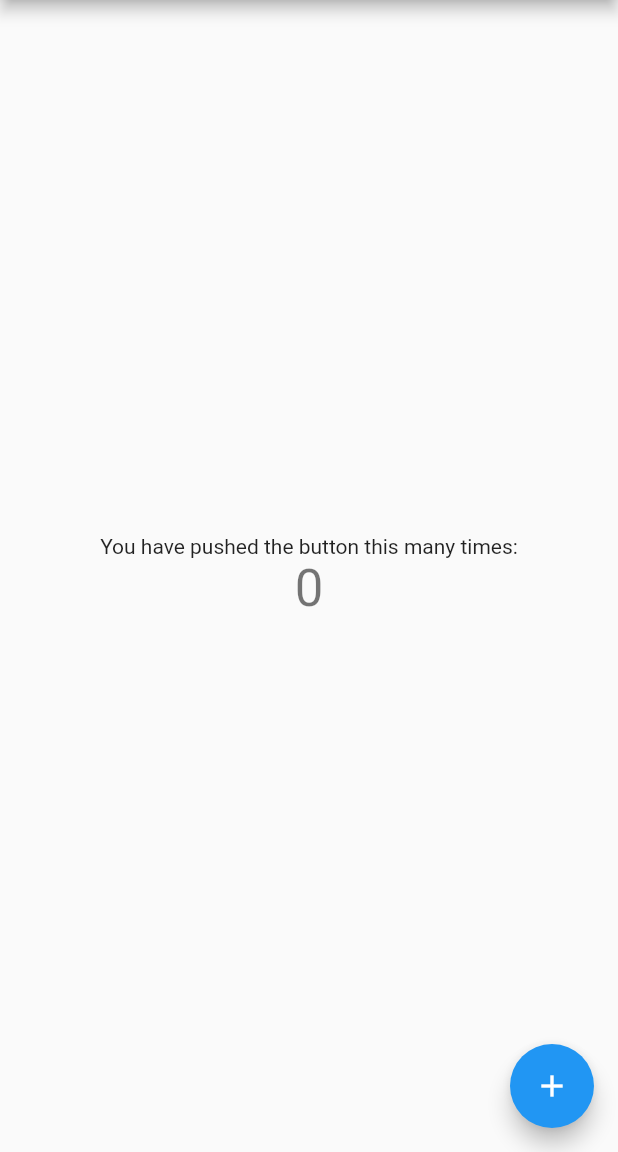
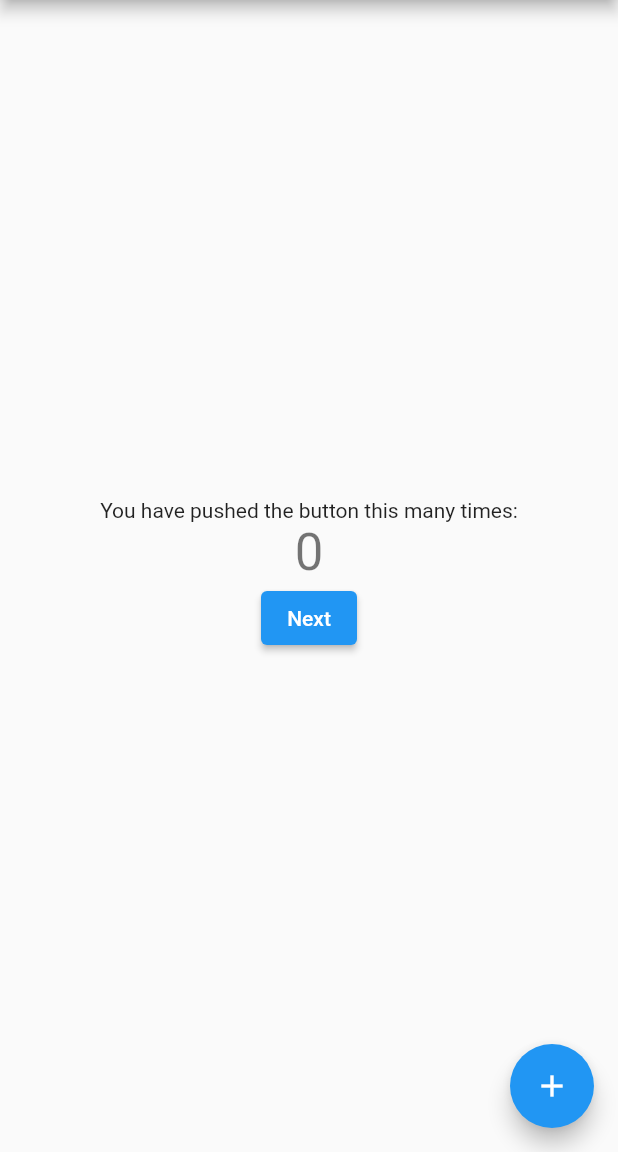
Before and after one commit to huang840801/appworks_school_flutter_homework, a Flutter app: the screen it shows after launch, on a phone screen of 412 x 824 dp, the part 84-1236 px from its top. Run offline on Flutter 3.47's test engine with Material 2 defaults, Android fonts, the phone set to English and light mode, and no system bars.

Commit message:
add a button

```diff
--- a/lib/main.dart
+++ b/lib/main.dart
@@ -102,6 +102,12 @@ class _MyHomePageState extends State<MyHomePage> {
               '$_counter',
               style: Theme.of(context).textTheme.headline4,
             ),
+            ElevatedButton(
+              onPressed: () {
+                print('button pressed!');
+              },
+              child: Text('Next'),
+            ),
           ],
         ),
       ),
```
